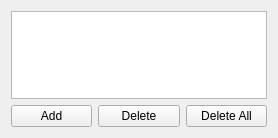
First picture: the form in resources/GpxWidget.ui, repository MichalVlasak/OSMViewer, before the edit.
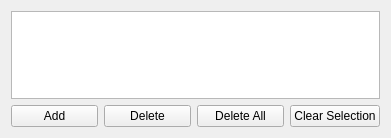
Second picture: the form after the edit.

The edit to the form file:
```diff
--- a/resources/GpxWidget.ui
+++ b/resources/GpxWidget.ui
@@ -6,7 +6,7 @@
    <rect>
     <x>0</x>
     <y>0</y>
-    <width>278</width>
+    <width>391</width>
     <height>138</height>
    </rect>
   </property>
@@ -50,6 +50,13 @@
        </property>
       </widget>
      </item>
+     <item>
+      <widget class="QPushButton" name="clearSelection">
+       <property name="text">
+        <string>Clear Selection</string>
+       </property>
+      </widget>
+     </item>
     </layout>
    </item>
   </layout>
```
